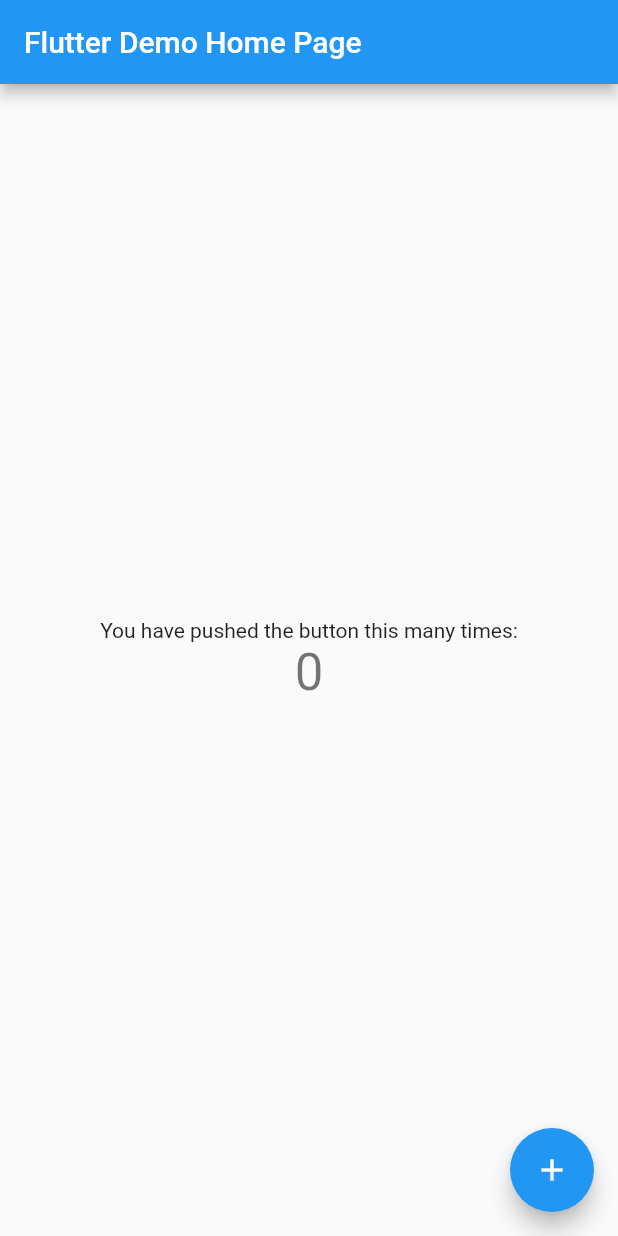
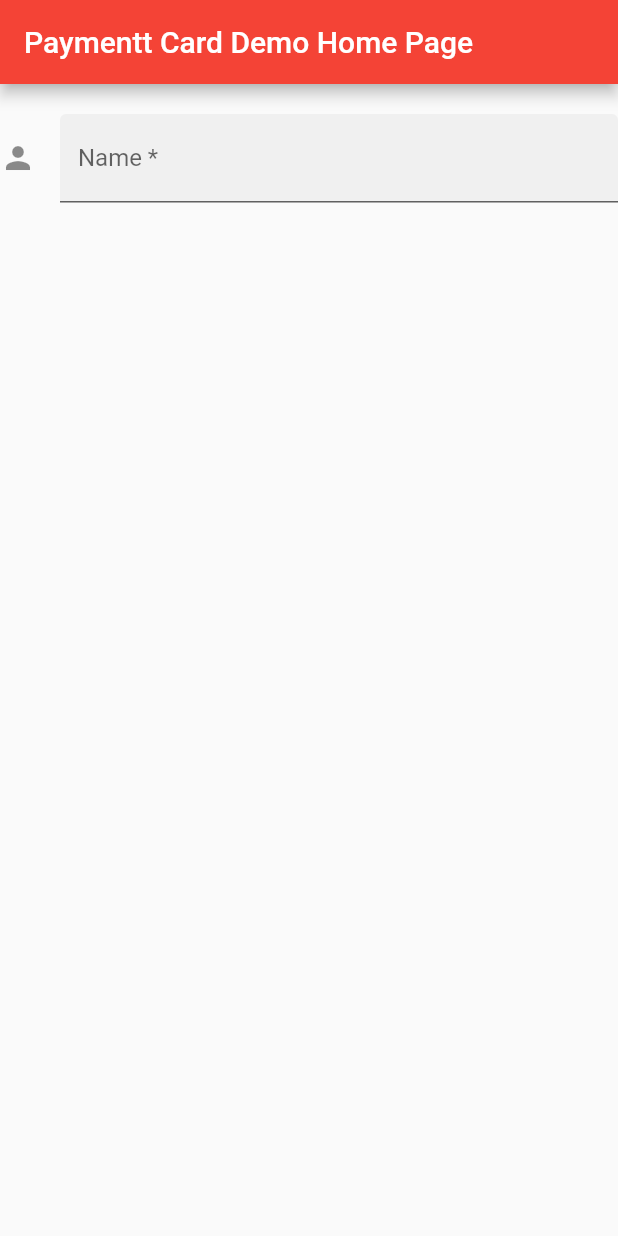
Before and after one commit to wilburx9/Payment-Card-Validation, a Flutter app: the screen it shows after launch, on a phone screen of 412 x 824 dp. Run offline on Flutter 3.47's test engine with Material 2 defaults, Android fonts, the phone set to English and light mode, and no system bars.

Commit message:
Initial Commit

```diff
--- a/lib/main.dart
+++ b/lib/main.dart
@@ -1,41 +1,23 @@
 import 'package:flutter/material.dart';
+import 'package:payment_card_validation/payment_card.dart';
 
 void main() => runApp(new MyApp());
 
 class MyApp extends StatelessWidget {
-  // This widget is the root of your application.
   @override
   Widget build(BuildContext context) {
     return new MaterialApp(
-      title: 'Flutter Demo',
+      title: 'Payment Card Demo',
       theme: new ThemeData(
-        // This is the theme of your application.
-        //
-        // Try running your application with "flutter run". You'll see the
-        // application has a blue toolbar. Then, without quitting the app, try
-        // changing the primarySwatch below to Colors.green and then invoke
-        // "hot reload" (press "r" in the console where you ran "flutter run",
-        // or press Run > Flutter Hot Reload in IntelliJ). Notice that the
-        // counter didn't reset back to zero; the application is not restarted.
-        primarySwatch: Colors.blue,
+        primarySwatch: Colors.red,
       ),
-      home: new MyHomePage(title: 'Flutter Demo Home Page'),
+      home: new MyHomePage(title: 'Paymentt Card Demo Home Page'),
     );
   }
 }
 
 class MyHomePage extends StatefulWidget {
   MyHomePage({Key key, this.title}) : super(key: key);
-
-  // This widget is the home page of your application. It is stateful, meaning
-  // that it has a State object (defined below) that contains fields that affect
-  // how it looks.
-
-  // This class is the configuration for the state. It holds the values (in this
-  // case the title) provided by the parent (in this case the App widget) and
-  // used by the build method of the State. Fields in a Widget subclass are
-  // always marked "final".
-
   final String title;
 
   @override
@@ -43,67 +25,41 @@ class MyHomePage extends StatefulWidget {
 }
 
 class _MyHomePageState extends State<MyHomePage> {
-  int _counter = 0;
+  var _scaffoldKey = new GlobalKey<ScaffoldState>();
+  var _formKey = new GlobalKey<FormState>();
+  var _autoValidate = false;
 
-  void _incrementCounter() {
-    setState(() {
-      // This call to setState tells the Flutter framework that something has
-      // changed in this State, which causes it to rerun the build method below
-      // so that the display can reflect the updated values. If we changed
-      // _counter without calling setState(), then the build method would not be
-      // called again, and so nothing would appear to happen.
-      _counter++;
-    });
-  }
+  var _card = new PaymentCard();
 
   @override
   Widget build(BuildContext context) {
-    // This method is rerun every time setState is called, for instance as done
-    // by the _incrementCounter method above.
-    //
-    // The Flutter framework has been optimized to make rerunning build methods
-    // fast, so that you can just rebuild anything that needs updating rather
-    // than having to individually change instances of widgets.
     return new Scaffold(
+      key: _scaffoldKey,
         appBar: new AppBar(
-        // Here we take the value from the MyHomePage object that was created by
-        // the App.build method, and use it to set our appbar title.
           title: new Text(widget.title),
         ),
-      body: new Center(
-        // Center is a layout widget. It takes a single child and positions it
-        // in the middle of the parent.
-        child: new Column(
-          // Column is also layout widget. It takes a list of children and
-          // arranges them vertically. By default, it sizes itself to fit its
-          // children horizontally, and tries to be as tall as its parent.
-          //
-          // Invoke "debug paint" (press "p" in the console where you ran
-          // "flutter run", or select "Toggle Debug Paint" from the Flutter tool
-          // window in IntelliJ) to see the wireframe for each widget.
-          //
-          // Column has various properties to control how it sizes itself and
-          // how it positions its children. Here we use mainAxisAlignment to
-          // center the children vertically; the main axis here is the vertical
-          // axis because Columns are vertical (the cross axis would be
-          // horizontal).
-          mainAxisAlignment: MainAxisAlignment.center,
+        body: new Form(
+            key: _formKey,
+            autovalidate: _autoValidate,
+            child: new ListView(
               children: <Widget>[
-            new Text(
-              'You have pushed the button this many times:',
+                new SizedBox(
+                  height: 20.0,
                 ),
-            new Text(
-              '$_counter',
-              style: Theme.of(context).textTheme.display1,
+                new TextFormField(
+                  decoration: const InputDecoration(
+                    border: const UnderlineInputBorder(),
+                    filled: true,
+                    icon: const Icon(Icons.person),
+                    hintText: 'What do people call you?',
+                    labelText: 'Name *',
+                  ),
+                  onSaved: (String value) {
+                    _card.number = value;
+                  },
+                  // validator: PaymentCardValidator.,
                 ),
               ],
-        ),
-      ),
-      floatingActionButton: new FloatingActionButton(
-        onPressed: _incrementCounter,
-        tooltip: 'Increment',
-        child: new Icon(Icons.add),
-      ), // This trailing comma makes auto-formatting nicer for build methods.
-    );
+            )));
   }
 }
--- /dev/null
+++ b/lib/my_strings.dart
@@ -0,0 +1,4 @@
+class Strings {
+  static const String fieldReq = 'This field is required';
+
+}
```
Also changed, not shown: lib/payment_card.dart (added, +340 -0 lines), pubspec.lock (deleted), 1 other file. Lines whose indentation alone changed are shown as unchanged.
